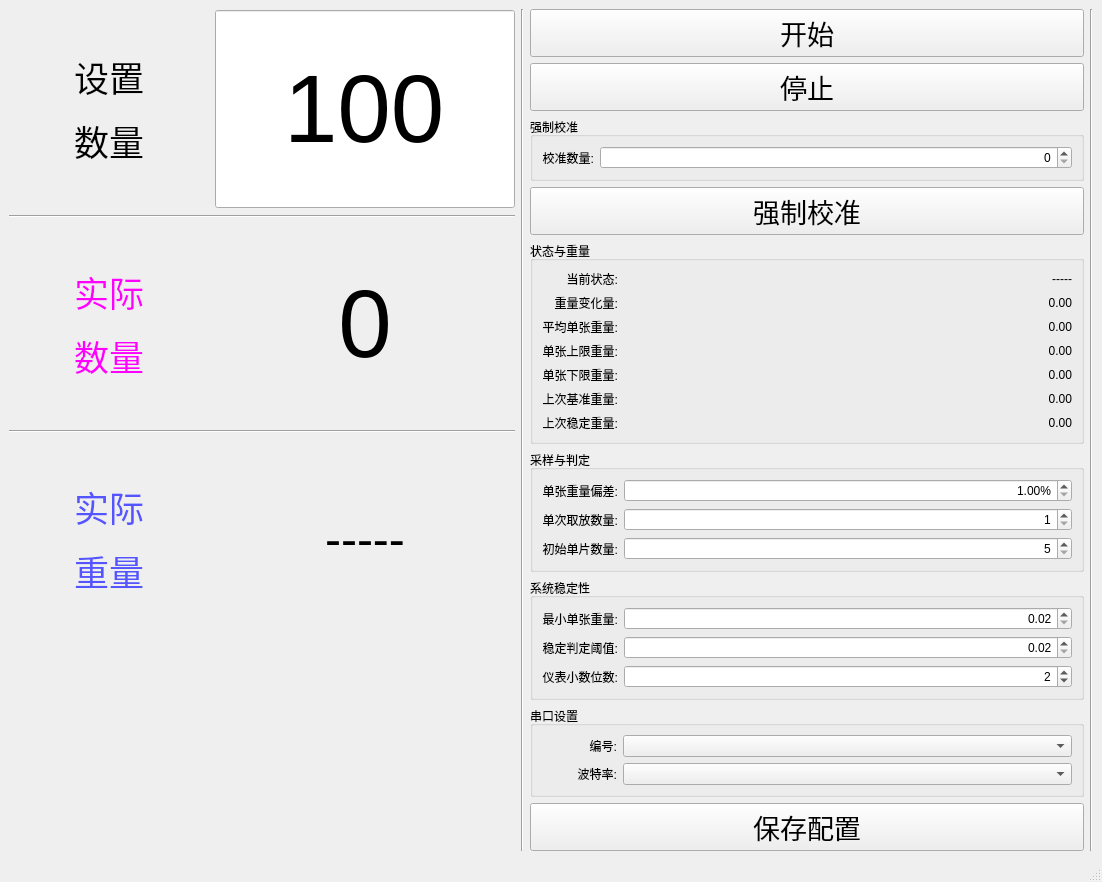
This is app/views/ui_generated/form.ui in drongh-bot/Weight-Counter as Qt 5 draws it before an edit. The edited form follows.
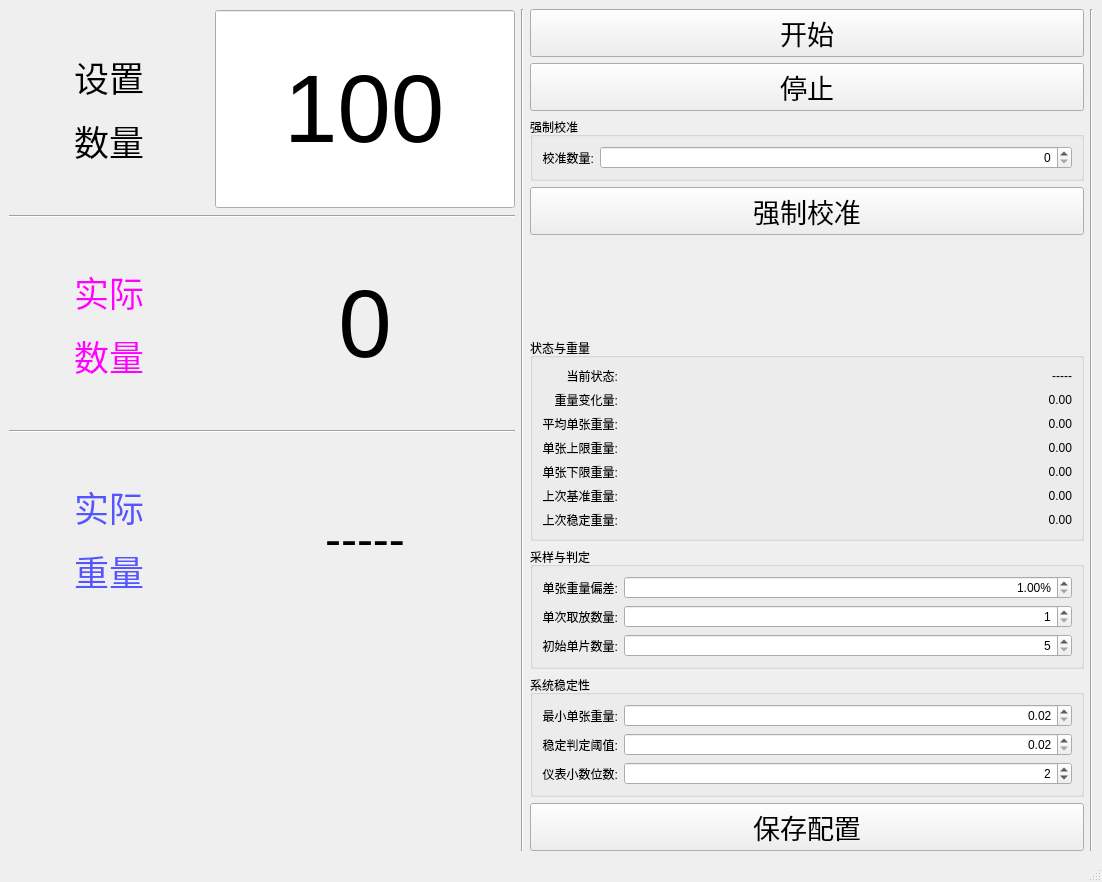
This is the edited form.

Patch:
```diff
--- a/app/views/ui_generated/form.ui
+++ b/app/views/ui_generated/form.ui
@@ -828,85 +828,6 @@
         </layout>
        </widget>
       </item>
-      <item>
-       <widget class="QGroupBox" name="groupBox_4">
-        <property name="title">
-         <string>串口设置</string>
-        </property>
-        <layout class="QFormLayout" name="formLayout_5">
-         <item row="0" column="1">
-          <widget class="QComboBox" name="cbPort">
-           <property name="sizePolicy">
-            <sizepolicy hsizetype="Preferred" vsizetype="Preferred">
-             <horstretch>0</horstretch>
-             <verstretch>0</verstretch>
-            </sizepolicy>
-           </property>
-           <property name="focusPolicy">
-            <enum>Qt::FocusPolicy::ClickFocus</enum>
-           </property>
-          </widget>
-         </item>
-         <item row="1" column="1">
-          <widget class="QComboBox" name="cbBaudRate">
-           <property name="sizePolicy">
-            <sizepolicy hsizetype="Preferred" vsizetype="Preferred">
-             <horstretch>0</horstretch>
-             <verstretch>0</verstretch>
-            </sizepolicy>
-           </property>
-           <property name="focusPolicy">
-            <enum>Qt::FocusPolicy::ClickFocus</enum>
-           </property>
-          </widget>
-         </item>
-         <item row="0" column="0">
-          <widget class="QLabel" name="label_23">
-           <property name="sizePolicy">
-            <sizepolicy hsizetype="Fixed" vsizetype="Preferred">
-             <horstretch>0</horstretch>
-             <verstretch>0</verstretch>
-            </sizepolicy>
-           </property>
-           <property name="minimumSize">
-            <size>
-             <width>75</width>
-             <height>0</height>
-            </size>
-           </property>
-           <property name="text">
-            <string>编号:</string>
-           </property>
-           <property name="alignment">
-            <set>Qt::AlignmentFlag::AlignRight|Qt::AlignmentFlag::AlignTrailing|Qt::AlignmentFlag::AlignVCenter</set>
-           </property>
-          </widget>
-         </item>
-         <item row="1" column="0">
-          <widget class="QLabel" name="label_24">
-           <property name="sizePolicy">
-            <sizepolicy hsizetype="Fixed" vsizetype="Preferred">
-             <horstretch>0</horstretch>
-             <verstretch>0</verstretch>
-            </sizepolicy>
-           </property>
-           <property name="minimumSize">
-            <size>
-             <width>75</width>
-             <height>0</height>
-            </size>
-           </property>
-           <property name="text">
-            <string>波特率:</string>
-           </property>
-           <property name="alignment">
-            <set>Qt::AlignmentFlag::AlignRight|Qt::AlignmentFlag::AlignTrailing|Qt::AlignmentFlag::AlignVCenter</set>
-           </property>
-          </widget>
-         </item>
-        </layout>
-       </widget>
-      </item>
       <item>
        <widget class="QPushButton" name="btnSaveParams">
         <property name="font">
```
